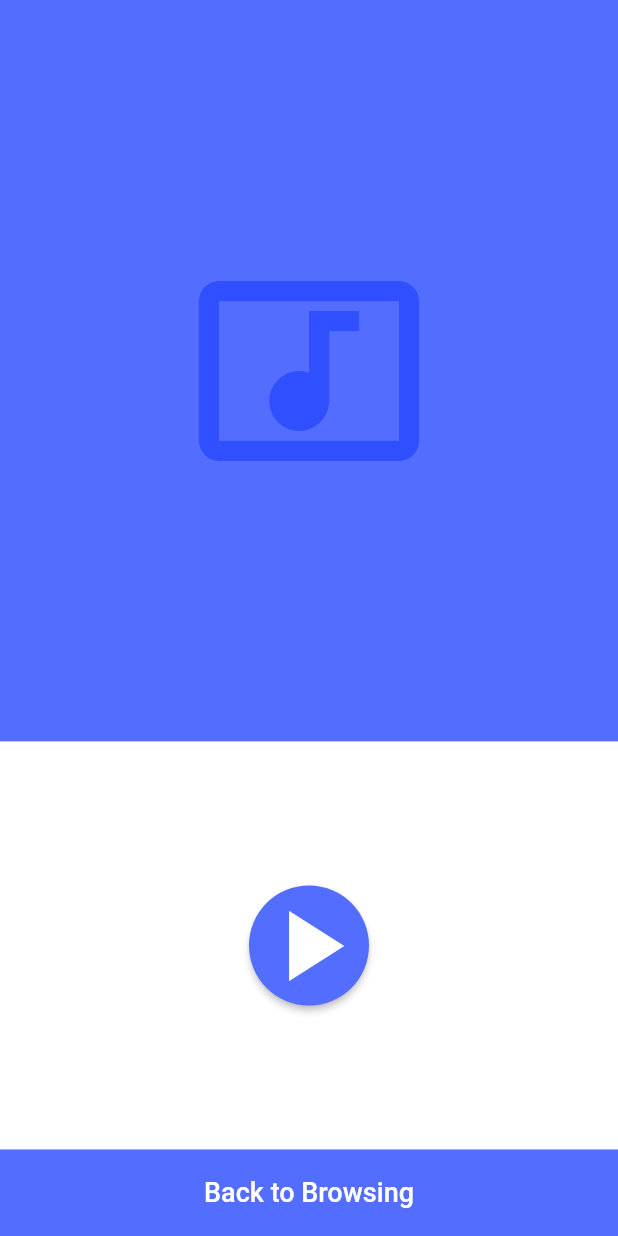
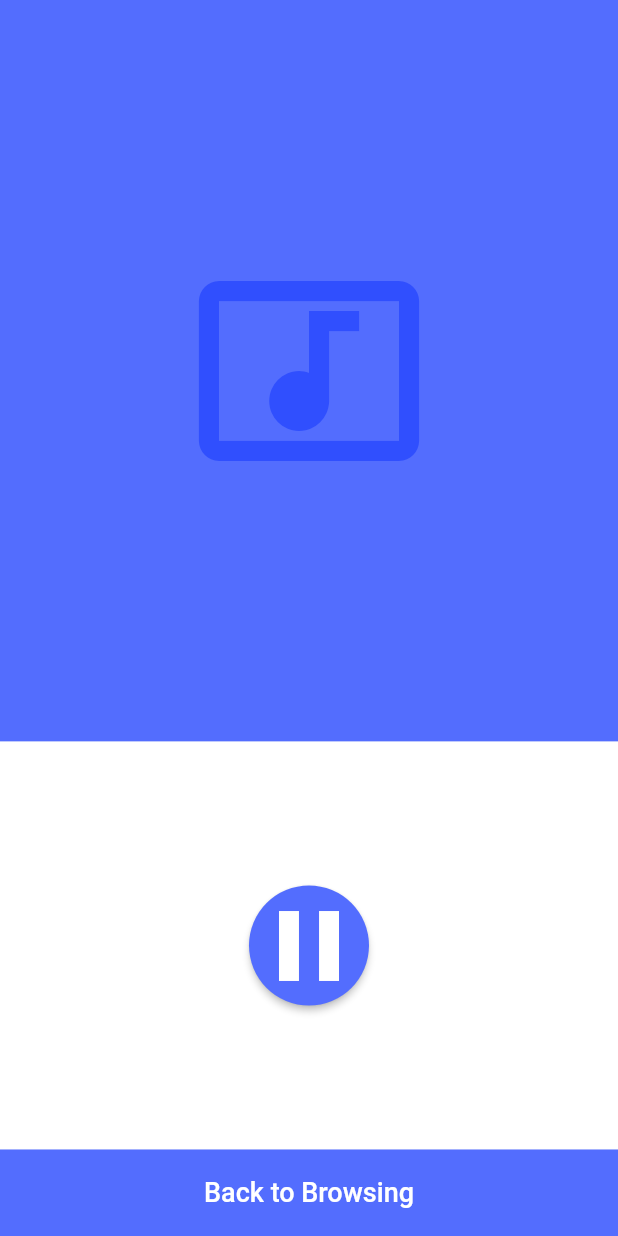
Before and after one commit to AgentTango/duplex, a Flutter app: the RemoteControlPage screen opened by its route, on a phone screen of 412 x 824 dp. Run offline on Flutter 3.47's test engine with Material 2 defaults, Android fonts, the phone set to English and light mode, and no system bars; our stand-ins replace chewie, cloud_firestore, firebase_core, video_player; accounts and stored records are empty.

Commit message:
Made the play/pause button toggle

```diff
--- a/lib/main.dart
+++ b/lib/main.dart
@@ -1,6 +1,6 @@
   import 'package:flutter/material.dart';
 import 'package:duplex/pages/video_page.dart';
-import 'package:duplex/pages/new_remote_page.dart';
+import 'package:duplex/pages/remote_page.dart';
 
 void main() {
   runApp(MyApp());
--- a/lib/pages/new_remote_page.dart
+++ b/lib/pages/remote_page.dart
@@ -2,8 +2,17 @@ import 'package:flutter/material.dart';
 import 'package:cloud_firestore/cloud_firestore.dart';
 import 'package:firebase_core/firebase_core.dart';
 
-class RemoteControlPage extends StatelessWidget {
+class RemoteControlPage extends StatefulWidget {
+  @override
+  _RemoteControlPageState createState() {
+    return _RemoteControlPageState();
+  }
+}
+
+class _RemoteControlPageState extends State<RemoteControlPage> {
   List<DocumentSnapshot> documents;
+
+  bool _videoState = false;
 
   @override
   Widget build(BuildContext context) {
@@ -37,22 +46,36 @@ class RemoteControlPage extends StatelessWidget {
                   RawMaterialButton(
                     onPressed: () {
                       /// Play Button
-                      Firestore.instance.collection('controls').document('document_id').get().then((v){
+                      Firestore.instance
+                          .collection('controls')
+                          .document('document_id')
+                          .get()
+                          .then((v) {
                         bool ip = v.data['play'];
+                        _videoState = ip;
+                        print(_videoState);
                         Firestore.instance
                             .collection('controls')
                             .document('document_id')
                             .updateData({'play': !ip});
+                        setState(() {
+                          _videoState = ip;
+                        });
                       });
-
                     },
                     fillColor: Colors.indigoAccent,
                     splashColor: Colors.indigoAccent[700],
-                    child: Icon(
-                      Icons.play_arrow,
-                      color: Colors.white,
-                      size: 80.0,
-                    ),
+                    child: _videoState
+                        ? Icon(
+                            Icons.play_arrow,
+                            color: Colors.white,
+                            size: 80.0,
+                          )
+                        : Icon(
+                            Icons.pause,
+                            color: Colors.white,
+                            size: 80.0,
+                          ),
                     shape: CircleBorder(),
                   ),
                 ],
```
